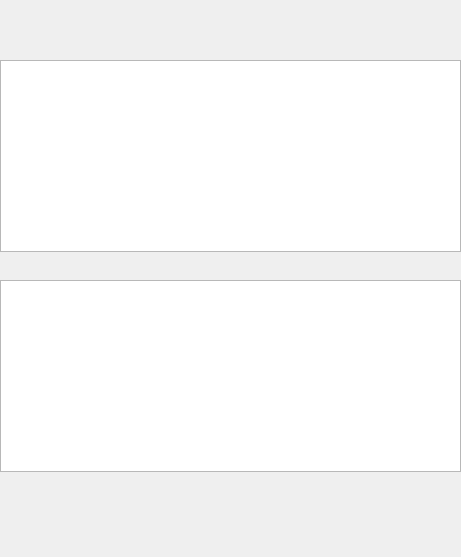
244sinfall/fastfoodDeliveryAggregator, file admin/statsview.ui: the form before one commit.
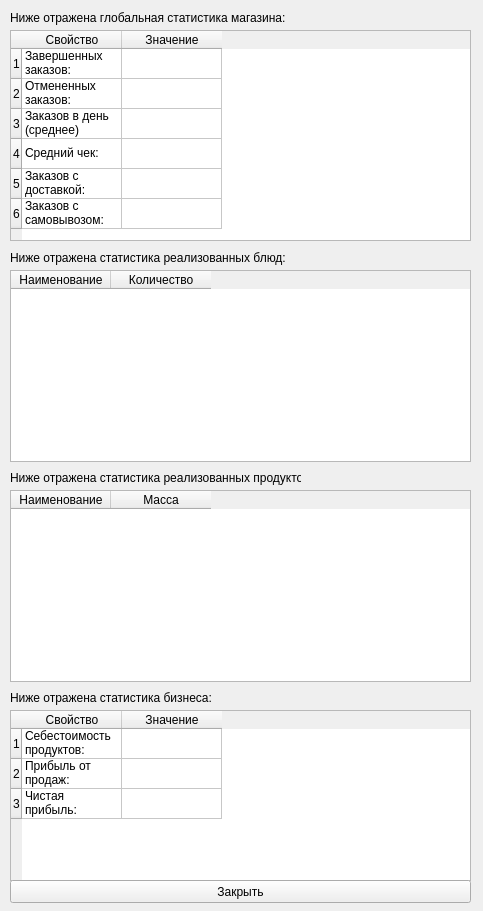
The form after the commit.

Diff of the .ui file:
```diff
--- a/admin/statsview.ui
+++ b/admin/statsview.ui
@@ -6,8 +6,8 @@
    <rect>
     <x>0</x>
     <y>0</y>
-    <width>461</width>
-    <height>557</height>
+    <width>483</width>
+    <height>911</height>
    </rect>
   </property>
   <property name="windowTitle">
@@ -16,21 +16,236 @@
   <widget class="QTableWidget" name="realizedFoods">
    <property name="geometry">
     <rect>
-     <x>0</x>
-     <y>60</y>
+     <x>10</x>
+     <y>270</y>
      <width>461</width>
      <height>192</height>
     </rect>
    </property>
+   <column>
+    <property name="text">
+     <string>Наименование</string>
+    </property>
+   </column>
+   <column>
+    <property name="text">
+     <string>Количество</string>
+    </property>
+   </column>
   </widget>
   <widget class="QTableWidget" name="realizedProducts">
    <property name="geometry">
     <rect>
-     <x>0</x>
-     <y>280</y>
+     <x>10</x>
+     <y>490</y>
      <width>461</width>
      <height>192</height>
     </rect>
+   </property>
+   <column>
+    <property name="text">
+     <string>Наименование</string>
+    </property>
+   </column>
+   <column>
+    <property name="text">
+     <string>Масса</string>
+    </property>
+   </column>
+  </widget>
+  <widget class="QTableWidget" name="globalStatsTable">
+   <property name="geometry">
+    <rect>
+     <x>10</x>
+     <y>30</y>
+     <width>461</width>
+     <height>211</height>
+    </rect>
+   </property>
+   <row>
+    <property name="text">
+     <string>1</string>
+    </property>
+   </row>
+   <row>
+    <property name="text">
+     <string>2</string>
+    </property>
+   </row>
+   <row>
+    <property name="text">
+     <string>3</string>
+    </property>
+   </row>
+   <row>
+    <property name="text">
+     <string>4</string>
+    </property>
+   </row>
+   <row>
+    <property name="text">
+     <string>5</string>
+    </property>
+   </row>
+   <row>
+    <property name="text">
+     <string>6</string>
+    </property>
+   </row>
+   <column>
+    <property name="text">
+     <string>Свойство</string>
+    </property>
+   </column>
+   <column>
+    <property name="text">
+     <string>Значение</string>
+    </property>
+   </column>
+   <item row="0" column="0">
+    <property name="text">
+     <string>Завершенных заказов:</string>
+    </property>
+   </item>
+   <item row="1" column="0">
+    <property name="text">
+     <string>Отмененных заказов:</string>
+    </property>
+   </item>
+   <item row="2" column="0">
+    <property name="text">
+     <string>Заказов в день (среднее)</string>
+    </property>
+   </item>
+   <item row="3" column="0">
+    <property name="text">
+     <string>Средний чек:</string>
+    </property>
+   </item>
+   <item row="4" column="0">
+    <property name="text">
+     <string>Заказов с доставкой:</string>
+    </property>
+   </item>
+   <item row="5" column="0">
+    <property name="text">
+     <string>Заказов с самовывозом:</string>
+    </property>
+   </item>
+  </widget>
+  <widget class="QLabel" name="label">
+   <property name="geometry">
+    <rect>
+     <x>10</x>
+     <y>10</y>
+     <width>331</width>
+     <height>16</height>
+    </rect>
+   </property>
+   <property name="text">
+    <string>Ниже отражена глобальная статистика магазина:</string>
+   </property>
+  </widget>
+  <widget class="QLabel" name="label_2">
+   <property name="geometry">
+    <rect>
+     <x>10</x>
+     <y>250</y>
+     <width>291</width>
+     <height>16</height>
+    </rect>
+   </property>
+   <property name="text">
+    <string>Ниже отражена статистика реализованных блюд:</string>
+   </property>
+  </widget>
+  <widget class="QLabel" name="label_3">
+   <property name="geometry">
+    <rect>
+     <x>10</x>
+     <y>470</y>
+     <width>291</width>
+     <height>16</height>
+    </rect>
+   </property>
+   <property name="text">
+    <string>Ниже отражена статистика реализованных продуктов:</string>
+   </property>
+  </widget>
+  <widget class="QLabel" name="label_4">
+   <property name="geometry">
+    <rect>
+     <x>10</x>
+     <y>690</y>
+     <width>291</width>
+     <height>16</height>
+    </rect>
+   </property>
+   <property name="text">
+    <string>Ниже отражена статистика бизнеса:</string>
+   </property>
+  </widget>
+  <widget class="QTableWidget" name="moneyStatsTable">
+   <property name="geometry">
+    <rect>
+     <x>10</x>
+     <y>710</y>
+     <width>461</width>
+     <height>171</height>
+    </rect>
+   </property>
+   <row>
+    <property name="text">
+     <string>1</string>
+    </property>
+   </row>
+   <row>
+    <property name="text">
+     <string>2</string>
+    </property>
+   </row>
+   <row>
+    <property name="text">
+     <string>3</string>
+    </property>
+   </row>
+   <column>
+    <property name="text">
+     <string>Свойство</string>
+    </property>
+   </column>
+   <column>
+    <property name="text">
+     <string>Значение</string>
+    </property>
+   </column>
+   <item row="0" column="0">
+    <property name="text">
+     <string>Себестоимость продуктов:</string>
+    </property>
+   </item>
+   <item row="1" column="0">
+    <property name="text">
+     <string>Прибыль от продаж:</string>
+    </property>
+   </item>
+   <item row="2" column="0">
+    <property name="text">
+     <string>Чистая прибыль:</string>
+    </property>
+   </item>
+  </widget>
+  <widget class="QPushButton" name="closeStatsButton">
+   <property name="geometry">
+    <rect>
+     <x>10</x>
+     <y>880</y>
+     <width>461</width>
+     <height>23</height>
+    </rect>
+   </property>
+   <property name="text">
+    <string>Закрыть</string>
    </property>
   </widget>
  </widget>
```
Left out of the diff: 6 changed lines with no effect on the pictures.
